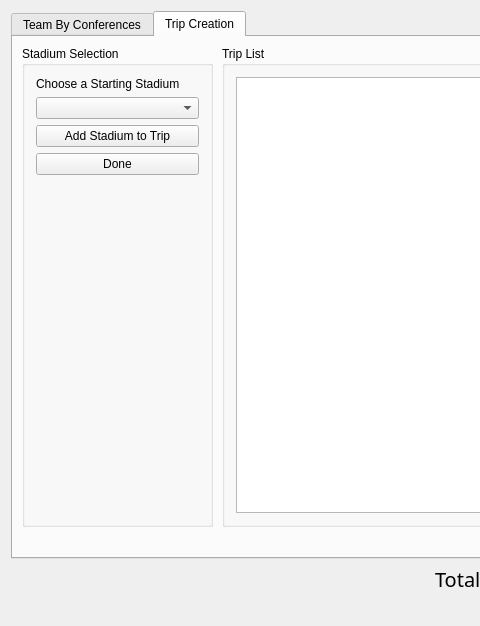
OneEcho/NFL-Football-Project, file mainwindow.ui: the form before one commit; both pictures show x 0 to 480 and y 0 to 626 of the 1120 by 626 pixel window.
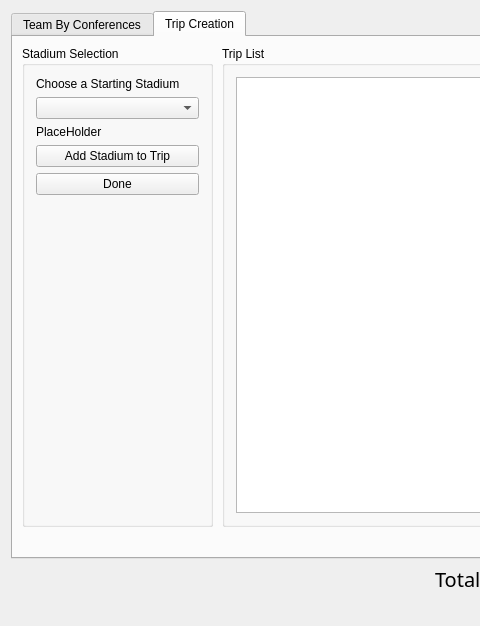
The form after the commit.

Commit message: added team info associated with stadium name

The edit to the form file:
```diff
--- a/mainwindow.ui
+++ b/mainwindow.ui
@@ -225,21 +225,7 @@
          <string>Stadium Selection</string>
         </property>
         <layout class="QGridLayout" name="gridLayout_3">
-         <item row="3" column="0">
-          <widget class="QPushButton" name="pushButton">
-           <property name="text">
-            <string>Done</string>
-           </property>
-          </widget>
-         </item>
-         <item row="0" column="0">
-          <widget class="QLabel" name="label_3">
-           <property name="text">
-            <string>Choose a Starting Stadium</string>
-           </property>
-          </widget>
-         </item>
-         <item row="4" column="0">
+         <item row="5" column="0">
           <spacer name="verticalSpacer">
            <property name="orientation">
             <enum>Qt::Vertical</enum>
@@ -252,13 +238,34 @@
            </property>
           </spacer>
          </item>
+         <item row="3" column="0">
+          <widget class="QPushButton" name="addToTripButton">
+           <property name="text">
+            <string>Add Stadium to Trip</string>
+           </property>
+          </widget>
+         </item>
+         <item row="0" column="0">
+          <widget class="QLabel" name="label_3">
+           <property name="text">
+            <string>Choose a Starting Stadium</string>
+           </property>
+          </widget>
+         </item>
+         <item row="4" column="0">
+          <widget class="QPushButton" name="pushButton">
+           <property name="text">
+            <string>Done</string>
+           </property>
+          </widget>
+         </item>
          <item row="1" column="0">
           <widget class="QComboBox" name="tripCreationComboBox"/>
          </item>
          <item row="2" column="0">
-          <widget class="QPushButton" name="addToTripButton">
+          <widget class="QLabel" name="tripCreateTeamNameLabel">
            <property name="text">
-            <string>Add Stadium to Trip</string>
+            <string>PlaceHolder</string>
            </property>
           </widget>
          </item>
```
The commit also changes 2 other files.
